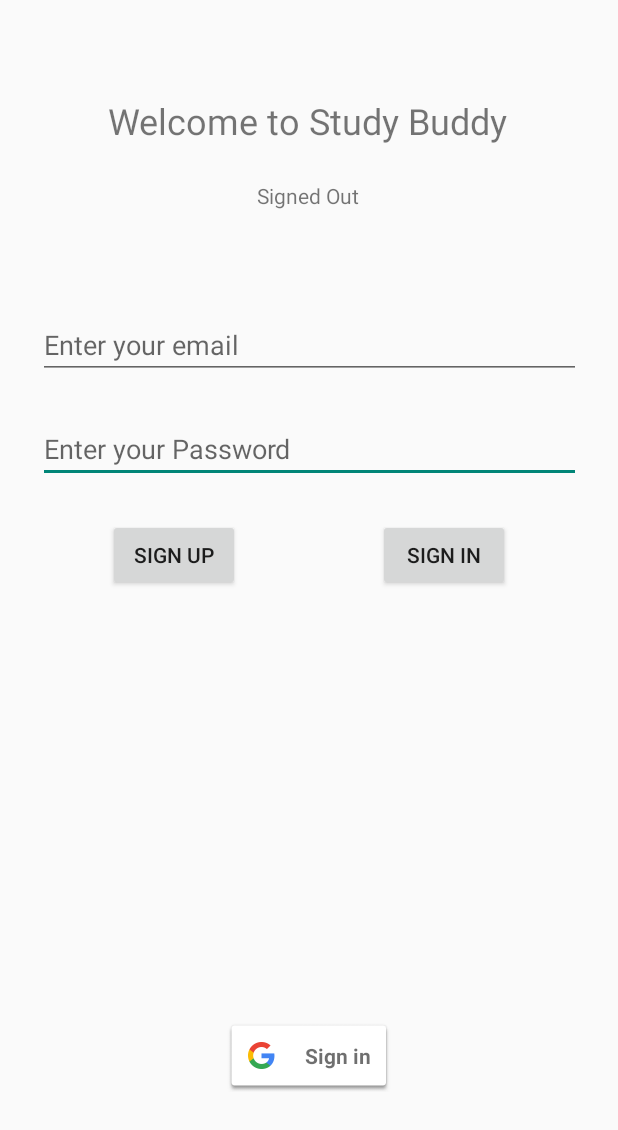
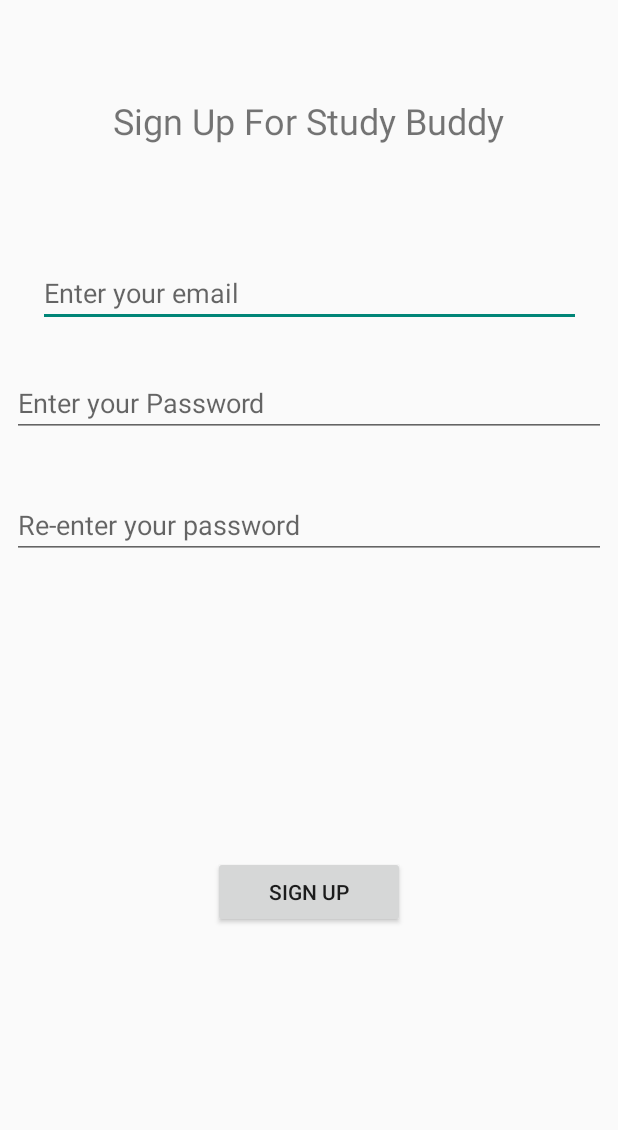
Before and after one commit to Amuff1n/Study-Buddy, an Android app: the screen it shows after launch (MainActivity before the commit, CreateAccount after it), after a tap on "SIGN UP", on a phone screen of 412 x 824 dp. Shown: the top 1130 px of the screen. Run offline under Robolectric (Android 15) with nearby library versions, the phone set to English and light mode, and no system bars; our stand-ins replace Firebase (no records; nobody signed in at launch, a user with empty details on screens opened directly).

Commit message:
Added seperate sign up screen

```diff
--- a/app/build.gradle
+++ b/app/build.gradle
@@ -33,4 +33,7 @@ dependencies {
 
 
 
+
+
+
 apply plugin: 'com.google.gms.google-services'
--- /dev/null
+++ b/app/src/main/java/com/studybuddy/studybuddy/CreateAccount.java
@@ -0,0 +1,94 @@
+package com.studybuddy.studybuddy;
+
+import android.content.Intent;
+import android.support.annotation.NonNull;
+import android.support.v7.app.AppCompatActivity;
+import android.os.Bundle;
+import android.text.TextUtils;
+import android.util.Log;
+import android.view.View;
+import android.widget.Button;
+import android.widget.EditText;
+import android.widget.Toast;
+
+import com.google.android.gms.tasks.OnCompleteListener;
+import com.google.android.gms.tasks.Task;
+import com.google.firebase.auth.AuthResult;
+import com.google.firebase.auth.FirebaseAuth;
+import com.google.firebase.auth.FirebaseUser;
+import com.google.firebase.auth.ProviderQueryResult;
+
+public class CreateAccount extends AppCompatActivity {
+
+    private FirebaseAuth mAuth;
+    private static final String TAG = "GoogleActivity";
+    private EditText mEmailField;
+    private EditText mPasswordField;
+    private EditText mConfirmPassword;
+    private Button mCreateAccountBtn;
+
+    @Override
+    protected void onCreate(Bundle savedInstanceState) {
+        super.onCreate(savedInstanceState);
+        setContentView(R.layout.activity_create_account);
+        mAuth = FirebaseAuth.getInstance();
+        mEmailField = findViewById(R.id.email_);
+        mPasswordField = findViewById(R.id.password_);
+        mConfirmPassword = findViewById(R.id.confirm_password);
+        mCreateAccountBtn = findViewById(R.id.SignUp);
+        mCreateAccountBtn.setOnClickListener(new View.OnClickListener() {
+            @Override
+            public void onClick(View v) {
+                String email = mEmailField.getText().toString().trim();
+                String password = mPasswordField.getText().toString().trim();
+                String confirmPassword = mConfirmPassword.getText().toString().trim();
+                //checks to make sure email and password are valid
+                if(TextUtils.isEmpty(email)){
+                    Toast.makeText(getApplicationContext(), "Enter email", Toast.LENGTH_SHORT).show();
+                }
+                else if(TextUtils.isEmpty(password)){
+                    Toast.makeText(getApplicationContext(), "Enter password", Toast.LENGTH_SHORT).show();
+                }
+                else if(TextUtils.isEmpty(confirmPassword)){
+                    Toast.makeText(getApplicationContext(), "Confirm password", Toast.LENGTH_SHORT).show();
+                }
+                else if(!password.equals(confirmPassword)){
+                    Toast.makeText(getApplicationContext(), "Passwords do not match", Toast.LENGTH_SHORT).show();
+                }
+                else{
+                    mAuth.createUserWithEmailAndPassword(mEmailField.getText().toString(), mPasswordField.getText().toString())
+                            .addOnCompleteListener(CreateAccount.this, new OnCompleteListener<AuthResult>() {
+                                @Override
+                                public void onComplete(@NonNull Task<AuthResult> task) {
+                                    if (task.isSuccessful()) {
+                                        // account successfully created
+                                        Log.d(TAG, "createUserWithEmail:success");
+                                        Toast.makeText(getApplicationContext(), "Authentication succeeded!",
+                                                Toast.LENGTH_SHORT).show();
+                                        //starts activity to enter account information
+                                        startActivity(new Intent(getApplicationContext(), SetUpAccount.class));
+                                    } else {
+                                        // account already created with given email
+                                        mAuth.fetchProvidersForEmail(mEmailField.getText().toString()).addOnCompleteListener(new OnCompleteListener<ProviderQueryResult>() {
+                                            @Override
+                                            public void onComplete(@NonNull Task<ProviderQueryResult> task){
+                                                if(!task.getResult().getProviders().isEmpty()){
+                                                    Toast.makeText(getApplicationContext(),"Email already registered",Toast.LENGTH_SHORT).show();
+                                                    return;
+                                                }
+                                                else{
+                                                    //account ot created
+                                                    Log.w(TAG, "createUserWithEmail:failure", task.getException());
+                                                    Toast.makeText(getApplicationContext(), "Authentication failed.",
+                                                            Toast.LENGTH_SHORT).show();
+                                                }
+                                            }
+                                        });
+                                    }
+                                }
+                            });
+                }
+            }
+        });
+    }
+}
--- a/app/src/main/java/com/studybuddy/studybuddy/MainActivity.java
+++ b/app/src/main/java/com/studybuddy/studybuddy/MainActivity.java
@@ -6,6 +6,7 @@ import android.support.v7.app.AppCompatActivity;
 import android.os.Bundle;
 import android.util.Log;
 import android.view.View;
+import android.widget.Button;
 import android.widget.EditText;
 import android.widget.TextView;
 import android.widget.Toast;
@@ -34,14 +35,29 @@ public class MainActivity extends AppCompatActivity implements View.OnClickListe
     private TextView mUidTextView;
     private EditText mEmailField;
     private EditText mPasswordField;
+    private Button SignUpButton;
 
 
     @Override
     protected void onCreate(Bundle savedInstanceState) {
         super.onCreate(savedInstanceState);
         setContentView(R.layout.activity_main);
+        mAuth = FirebaseAuth.getInstance();
+        //checks if user is already signed in
+        if(mAuth.getCurrentUser() != null){
+            startActivity(new Intent(getApplicationContext(), Home.class));
+            finish();
+        }
+        SignUpButton = (Button) findViewById(R.id.sign_up_button);
+        SignUpButton.setOnClickListener(new View.OnClickListener() {
+            @Override
+            public void onClick(View v) {
+                //goes to sign up activity
+                startActivity(new Intent(getApplicationContext(), CreateAccount.class));
+            }
+        });
 
-        mEmailTextView = findViewById(R.id.email);
+        mEmailTextView = findViewById(R.id.email_);
         mUidTextView = findViewById(R.id.uid);
         mEmailField = findViewById(R.id.email_field);
         mPasswordField = findViewById(R.id.password_field);
@@ -55,16 +71,14 @@ public class MainActivity extends AppCompatActivity implements View.OnClickListe
         // Build a GoogleSignInClient with the options specified by gso
         mGoogleSignInClient = GoogleSignIn.getClient(this, gso);
 
-        mAuth = FirebaseAuth.getInstance();
-
         // Sign in button stuff
         SignInButton signInButton = findViewById(R.id.sign_in_button);
         signInButton.setSize(SignInButton.SIZE_STANDARD);
 
         findViewById(R.id.sign_in_button).setOnClickListener(this);
-        findViewById(R.id.sign_out_button).setOnClickListener(this);
+        //findViewById(R.id.sign_out_button).setOnClickListener(this);
         findViewById(R.id.email_sign_in_button).setOnClickListener(this);
-        findViewById(R.id.sign_up_button).setOnClickListener(this);
+        //findViewById(R.id.sign_up_button).setOnClickListener(this);
     }
 
     @Override
@@ -147,33 +161,7 @@ public class MainActivity extends AppCompatActivity implements View.OnClickListe
                     }
                 });
     }
-
-    private void signUp() {
-        mAuth.createUserWithEmailAndPassword(mEmailField.getText().toString(), mPasswordField.getText().toString())
-                .addOnCompleteListener(this, new OnCompleteListener<AuthResult>() {
-                    @Override
-                    public void onComplete(@NonNull Task<AuthResult> task) {
-                        if (task.isSuccessful()) {
-                            // Sign in success, update UI with the signed-in user's information
-                            Log.d(TAG, "createUserWithEmail:success");
-                            Toast.makeText(MainActivity.this, "Authentication succeeded!",
-                                    Toast.LENGTH_SHORT).show();
-                            FirebaseUser user = mAuth.getCurrentUser();
-                            updateUI(user);
-                        } else {
-                            // If sign in fails, display a message to the user.
-                            Log.w(TAG, "createUserWithEmail:failure", task.getException());
-                            Toast.makeText(MainActivity.this, "Authentication failed.",
-                                    Toast.LENGTH_SHORT).show();
-                            updateUI(null);
-                        }
-
-                        // ...
-                    }
-                });
-    }
-
-    private void signOut() {
+    /*private void signOut() {
         // Firebase sign out
         mAuth.signOut();
 
@@ -184,25 +172,28 @@ public class MainActivity extends AppCompatActivity implements View.OnClickListe
                 updateUI(null);
             }
         });
-    }
+    }*/
 
     private void updateUI(FirebaseUser user) {
         if (user != null) {
             // update buttons and stuff here with user info
-            mEmailTextView.setText(getString(R.string.google_status_fmt, user.getEmail()));
-            mUidTextView.setText(getString(R.string.firebase_status_fmt, user.getUid()));
+            //mEmailTextView.setText(getString(R.string.google_status_fmt, user.getEmail()));
+            //mUidTextView.setText(getString(R.string.firebase_status_fmt, user.getUid()));
+            //go to home screen
+            startActivity(new Intent(getApplicationContext(), Home.class));
+            finish();
 
-            findViewById(R.id.sign_in_button).setVisibility(View.INVISIBLE);
-            findViewById(R.id.sign_out_button).setVisibility(View.VISIBLE);
+            //findViewById(R.id.sign_in_button).setVisibility(View.INVISIBLE);
+            //findViewById(R.id.sign_out_button).setVisibility(View.VISIBLE);
         }
-        else {
+        /*else {
             // update buttons as if user is signed out
             mEmailTextView.setText(R.string.signed_out);
             mUidTextView.setText(null);
 
             findViewById(R.id.sign_in_button).setVisibility(View.VISIBLE);
             findViewById(R.id.sign_out_button).setVisibility(View.INVISIBLE);
-        }
+        }*/
     }
 
     // Do stuff when we click button
@@ -212,12 +203,10 @@ public class MainActivity extends AppCompatActivity implements View.OnClickListe
         int i = v.getId();
         if (i == R.id.sign_in_button) {
             signIn();
-        } else if (i == R.id.sign_out_button) {
+        } /*else if (i == R.id.sign_out_button) {
             signOut();
-        } else if (i == R.id.email_sign_in_button) {
+        }*/ else if (i == R.id.email_sign_in_button) {
             signInEmail();
-        } else if (i == R.id.sign_up_button) {
-            signUp();
         }
     }
 }
--- /dev/null
+++ b/app/src/main/res/layout/activity_create_account.xml
@@ -0,0 +1,80 @@
+<?xml version="1.0" encoding="utf-8"?>
+<android.support.constraint.ConstraintLayout xmlns:android="http://schemas.android.com/apk/res/android"
+    xmlns:app="http://schemas.android.com/apk/res-auto"
+    xmlns:tools="http://schemas.android.com/tools"
+    android:layout_width="match_parent"
+    android:layout_height="match_parent"
+    tools:context="com.studybuddy.studybuddy.CreateAccount">
+
+
+    <TextView
+        android:id="@+id/textView"
+        android:layout_width="wrap_content"
+        android:layout_height="wrap_content"
+        android:layout_marginTop="64dp"
+        android:text="Sign Up For Study Buddy"
+        android:textSize="24sp"
+        app:layout_constraintHorizontal_bias="0.496"
+        app:layout_constraintLeft_toLeftOf="parent"
+        app:layout_constraintRight_toRightOf="parent"
+        app:layout_constraintTop_toTopOf="parent" />
+
+    <EditText
+        android:id="@+id/email_"
+        android:layout_width="362dp"
+        android:layout_height="wrap_content"
+        android:layout_marginEnd="8dp"
+        android:layout_marginStart="8dp"
+        android:layout_marginTop="76dp"
+        android:ems="10"
+        android:hint="@string/email_prompt"
+        android:inputType="textEmailAddress"
+        app:layout_constraintEnd_toEndOf="parent"
+        app:layout_constraintStart_toStartOf="parent"
+        app:layout_constraintTop_toBottomOf="@+id/textView" />
+
+    <EditText
+        android:id="@+id/password_"
+        android:layout_width="match_parent"
+        android:layout_height="wrap_content"
+        android:layout_marginEnd="8dp"
+        android:layout_marginStart="8dp"
+        android:layout_marginTop="28dp"
+        android:ems="10"
+        android:hint="@string/password_prompt"
+        android:inputType="textPassword"
+        app:layout_constraintEnd_toEndOf="parent"
+        app:layout_constraintHorizontal_bias="0.0"
+        app:layout_constraintStart_toStartOf="parent"
+        app:layout_constraintTop_toBottomOf="@+id/email_" />
+
+    <EditText
+        android:id="@+id/confirm_password"
+        android:layout_width="match_parent"
+        android:layout_height="wrap_content"
+        android:layout_marginEnd="8dp"
+        android:layout_marginStart="8dp"
+        android:layout_marginTop="36dp"
+        android:ems="10"
+        android:hint="Re-enter your password"
+        android:inputType="textPassword"
+        app:layout_constraintEnd_toEndOf="parent"
+        app:layout_constraintHorizontal_bias="0.0"
+        app:layout_constraintStart_toStartOf="parent"
+        app:layout_constraintTop_toBottomOf="@+id/password_" />
+
+    <Button
+        android:id="@+id/SignUp"
+        android:layout_width="128dp"
+        android:layout_height="wrap_content"
+        android:layout_marginBottom="8dp"
+        android:layout_marginEnd="8dp"
+        android:layout_marginStart="8dp"
+        android:text="Sign Up"
+        app:layout_constraintBottom_toBottomOf="parent"
+        app:layout_constraintEnd_toEndOf="parent"
+        app:layout_constraintStart_toStartOf="parent"
+        app:layout_constraintTop_toBottomOf="@+id/confirm_password" />
+
+
+</android.support.constraint.ConstraintLayout>
--- a/app/src/main/res/layout/activity_main.xml
+++ b/app/src/main/res/layout/activity_main.xml
@@ -23,13 +23,17 @@
         android:id="@+id/sign_in_button"
         android:layout_width="wrap_content"
         android:layout_height="wrap_content"
-        android:layout_marginBottom="24dp"
-        app:layout_constraintBottom_toTopOf="@+id/sign_out_button"
+        android:layout_marginBottom="8dp"
+        android:layout_marginTop="8dp"
+        app:layout_constraintBottom_toBottomOf="parent"
+        app:layout_constraintHorizontal_bias="0.501"
         app:layout_constraintLeft_toLeftOf="parent"
-        app:layout_constraintRight_toRightOf="parent" />
+        app:layout_constraintRight_toRightOf="parent"
+        app:layout_constraintTop_toTopOf="parent"
+        app:layout_constraintVertical_bias="0.839" />
 
     <TextView
-        android:id="@+id/email"
+        android:id="@+id/email_"
         android:layout_width="wrap_content"
         android:layout_height="wrap_content"
         android:layout_marginTop="24dp"
@@ -48,19 +52,21 @@
         app:layout_constraintHorizontal_bias="0.498"
         app:layout_constraintLeft_toLeftOf="parent"
         app:layout_constraintRight_toRightOf="parent"
-        app:layout_constraintTop_toBottomOf="@+id/email" />
+        app:layout_constraintTop_toBottomOf="@+id/email_" />
 
-    <Button
-        android:id="@+id/sign_out_button"
-        android:layout_width="wrap_content"
+    <EditText
+        android:id="@+id/email_field"
+        android:layout_width="362dp"
         android:layout_height="wrap_content"
-        android:layout_marginBottom="24dp"
-        android:text="@string/studybuddy_signout"
-        app:layout_constraintBottom_toBottomOf="parent"
-        app:layout_constraintHorizontal_bias="0.498"
-        app:layout_constraintLeft_toLeftOf="parent"
-        app:layout_constraintRight_toRightOf="parent"
-        tools:text="@string/studybuddy_signout" />
+        android:layout_marginEnd="8dp"
+        android:layout_marginStart="8dp"
+        android:layout_marginTop="24dp"
+        android:ems="10"
+        android:hint="@string/email_prompt"
+        android:inputType="textEmailAddress"
+        app:layout_constraintEnd_toEndOf="parent"
+        app:layout_constraintStart_toStartOf="parent"
+        app:layout_constraintTop_toBottomOf="@+id/uid" />
 
     <EditText
         android:id="@+id/password_field"
@@ -75,20 +81,6 @@
         app:layout_constraintEnd_toEndOf="parent"
         app:layout_constraintStart_toStartOf="parent"
         app:layout_constraintTop_toBottomOf="@+id/email_field" />
-
-    <EditText
-        android:id="@+id/email_field"
-        android:layout_width="362dp"
-        android:layout_height="wrap_content"
-        android:layout_marginEnd="8dp"
-        android:layout_marginStart="8dp"
-        android:layout_marginTop="24dp"
-        android:ems="10"
-        android:hint="@string/email_prompt"
-        android:inputType="textEmailAddress"
-        app:layout_constraintEnd_toEndOf="parent"
-        app:layout_constraintStart_toStartOf="parent"
-        app:layout_constraintTop_toBottomOf="@+id/uid" />
 
     <Button
         android:id="@+id/email_sign_in_button"
```
Also changed, not shown: app/src/main/AndroidManifest.xml (+13 -2 lines), app/src/main/java/com/studybuddy/studybuddy/Home.java (added, +30 -0 lines), app/src/main/java/com/studybuddy/studybuddy/SetUpAccount.java (added, +17 -0 lines), app/src/main/res/layout/activity_home.xml (added, +22 -0 lines), app/src/main/res/layout/activity_set_up_account.xml (added, +9 -0 lines), 1 other file.
